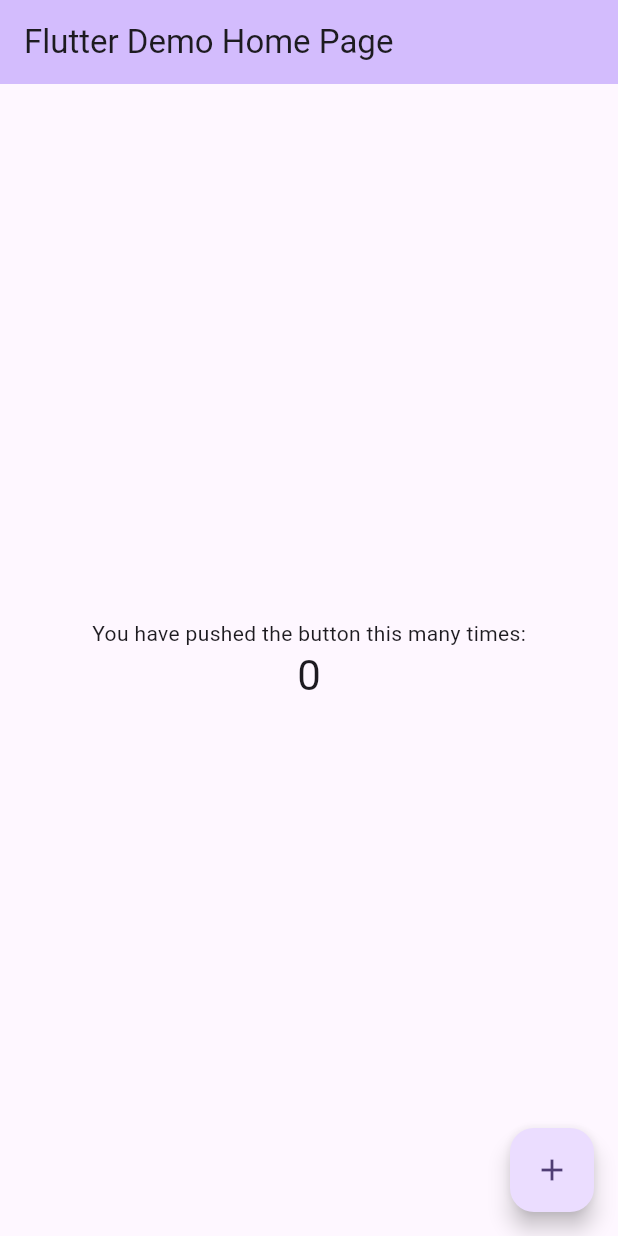
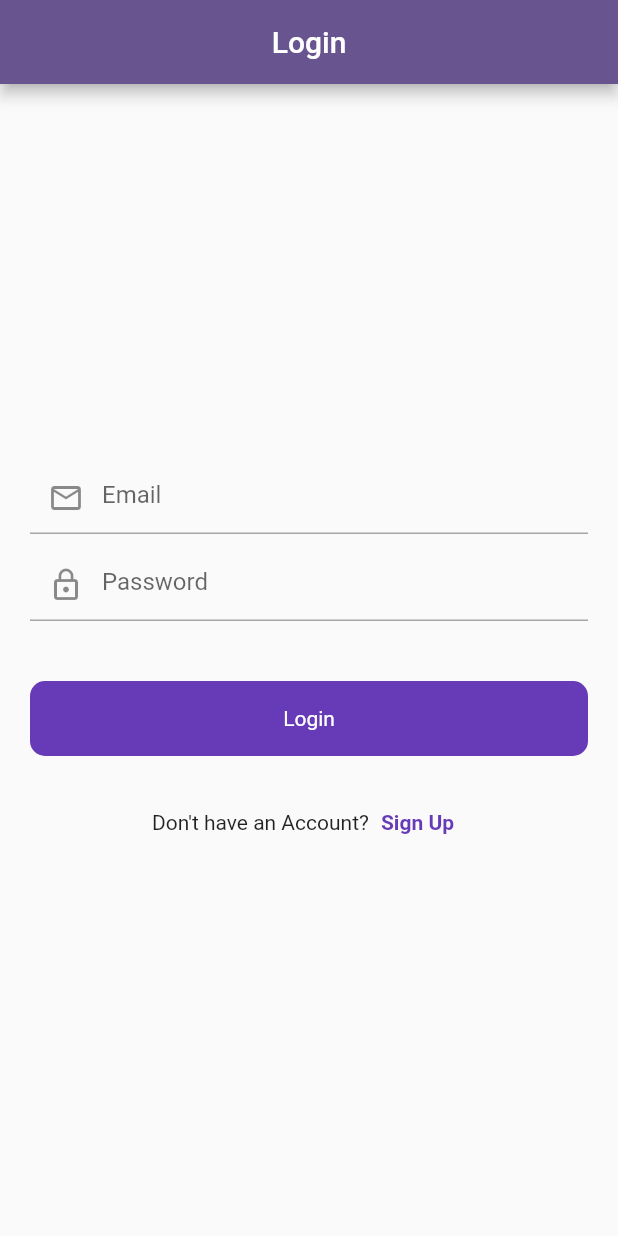
Before and after one commit to arslanbalochashu/flutter_firebase, a Flutter app: the screen it shows after launch, on a phone screen of 412 x 824 dp. Run offline on Flutter 3.47's test engine with Material 2 defaults, Android fonts, the phone set to English and light mode, and no system bars; our stand-ins replace firebase_auth, firebase_core, fluttertoast; accounts and stored records are empty.

Commit message:
completed firebase attachment and worked on login and sign up screen and many more

```diff
--- a/lib/main.dart
+++ b/lib/main.dart
@@ -1,6 +1,11 @@
+import 'package:firebase_core/firebase_core.dart';
 import 'package:flutter/material.dart';
+import 'package:flutter_firebase/ui/splash_screen.dart';
 
-void main() {
+void main() async {
+
+  WidgetsFlutterBinding.ensureInitialized();
+  await Firebase.initializeApp();
   runApp(const MyApp());
 }
 
@@ -12,114 +17,12 @@ class MyApp extends StatelessWidget {
   Widget build(BuildContext context) {
     return MaterialApp(
       title: 'Flutter Demo',
+      debugShowCheckedModeBanner: false,
       theme: ThemeData(
-        // This is the theme of your application.
-        //
-        // TRY THIS: Try running your application with "flutter run". You'll see
-        // the application has a blue toolbar. Then, without quitting the app,
-        // try changing the seedColor in the colorScheme below to Colors.green
-        // and then invoke "hot reload" (save your changes or press the "hot
-        // reload" button in a Flutter-supported IDE, or press "r" if you used
-        // the command line to start the app).
-        //
-        // Notice that the counter didn't reset back to zero; the application
-        // state is not lost during the reload. To reset the state, use hot
-        // restart instead.
-        //
-        // This works for code too, not just values: Most code changes can be
-        // tested with just a hot reload.
         colorScheme: ColorScheme.fromSeed(seedColor: Colors.deepPurple),
-        useMaterial3: true,
+
       ),
-      home: const MyHomePage(title: 'Flutter Demo Home Page'),
+      home: SplashScreen(),
     );
   }
 }
-
-class MyHomePage extends StatefulWidget {
-  const MyHomePage({super.key, required this.title});
-
-  // This widget is the home page of your application. It is stateful, meaning
-  // that it has a State object (defined below) that contains fields that affect
-  // how it looks.
-
-  // This class is the configuration for the state. It holds the values (in this
-  // case the title) provided by the parent (in this case the App widget) and
-  // used by the build method of the State. Fields in a Widget subclass are
-  // always marked "final".
-
-  final String title;
-
-  @override
-  State<MyHomePage> createState() => _MyHomePageState();
-}
-
-class _MyHomePageState extends State<MyHomePage> {
-  int _counter = 0;
-
-  void _incrementCounter() {
-    setState(() {
-      // This call to setState tells the Flutter framework that something has
-      // changed in this State, which causes it to rerun the build method below
-      // so that the display can reflect the updated values. If we changed
-      // _counter without calling setState(), then the build method would not be
-      // called again, and so nothing would appear to happen.
-      _counter++;
-    });
-  }
-
-  @override
-  Widget build(BuildContext context) {
-    // This method is rerun every time setState is called, for instance as done
-    // by the _incrementCounter method above.
-    //
-    // The Flutter framework has been optimized to make rerunning build methods
-    // fast, so that you can just rebuild anything that needs updating rather
-    // than having to individually change instances of widgets.
-    return Scaffold(
-      appBar: AppBar(
-        // TRY THIS: Try changing the color here to a specific color (to
-        // Colors.amber, perhaps?) and trigger a hot reload to see the AppBar
-        // change color while the other colors stay the same.
-        backgroundColor: Theme.of(context).colorScheme.inversePrimary,
-        // Here we take the value from the MyHomePage object that was created by
-        // the App.build method, and use it to set our appbar title.
-        title: Text(widget.title),
-      ),
-      body: Center(
-        // Center is a layout widget. It takes a single child and positions it
-        // in the middle of the parent.
-        child: Column(
-          // Column is also a layout widget. It takes a list of children and
-          // arranges them vertically. By default, it sizes itself to fit its
-          // children horizontally, and tries to be as tall as its parent.
-          //
-          // Column has various properties to control how it sizes itself and
-          // how it positions its children. Here we use mainAxisAlignment to
-          // center the children vertically; the main axis here is the vertical
-          // axis because Columns are vertical (the cross axis would be
-          // horizontal).
-          //
-          // TRY THIS: Invoke "debug painting" (choose the "Toggle Debug Paint"
-          // action in the IDE, or press "p" in the console), to see the
-          // wireframe for each widget.
-          mainAxisAlignment: MainAxisAlignment.center,
-          children: <Widget>[
-            const Text(
-              'You have pushed the button this many times:',
-            ),
-            Text(
-              '$_counter',
-              style: Theme.of(context).textTheme.headlineMedium,
-            ),
-          ],
-        ),
-      ),
-      floatingActionButton: FloatingActionButton(
-        onPressed: _incrementCounter,
-        tooltip: 'Increment',
-        child: const Icon(Icons.add),
-      ), // This trailing comma makes auto-formatting nicer for build methods.
-    );
-  }
-}
--- /dev/null
+++ b/lib/ui/auth/login_screen.dart
@@ -0,0 +1,150 @@
+import 'package:firebase_auth/firebase_auth.dart';
+import 'package:flutter/material.dart';
+import 'package:flutter/services.dart';
+import 'package:flutter_firebase/ui/auth/signup_screen.dart';
+import 'package:flutter_firebase/ui/posts/post_screen.dart';
+import 'package:flutter_firebase/utils/utils.dart';
+import 'package:flutter_firebase/widget/round_button.dart';
+
+class LoginScreen extends StatefulWidget {
+  const LoginScreen({Key? key}) : super(key: key);
+
+  @override
+  State<LoginScreen> createState() => _LoginScreenState();
+}
+
+class _LoginScreenState extends State<LoginScreen> {
+  bool loading = false ;
+  final _formKey = GlobalKey<FormState>();
+  final TextEditingController _emailController = TextEditingController();
+  final TextEditingController _passwordController = TextEditingController();
+
+  final _auth = FirebaseAuth.instance;
+  @override
+  void dispose() {
+    // TODO: implement dispose
+    super.dispose();
+
+    _emailController;
+    _passwordController;
+  }
+
+  void login() {
+    setState(() {
+      loading = true;
+    });
+    _auth
+        .signInWithEmailAndPassword(
+            email: _emailController.text.toString(),
+            password: _passwordController.text.toString())
+        .then((value) {
+      setState(() {
+        loading = false;
+      });
+          Utils().toastMessage('Login done');
+          Navigator.push(context, MaterialPageRoute(builder: (context) => const PostScreen()));
+    })
+        .onError((error, stackTrace) {
+      setState(() {
+        loading = false;
+      });
+          Utils().toastMessage(error.toString());
+    });
+  }
+
+  @override
+  Widget build(BuildContext context) {
+    return WillPopScope(
+      onWillPop: () async {
+        SystemNavigator.pop();
+        return true;
+      },
+      child: Scaffold(
+        appBar: AppBar(
+          automaticallyImplyLeading: false,
+          title: const Text('Login'),
+          centerTitle: true,
+        ),
+        body: Padding(
+          padding: const EdgeInsets.symmetric(horizontal: 20.0),
+          child: Column(
+            mainAxisAlignment: MainAxisAlignment.center,
+            children: [
+              Form(
+                key: _formKey,
+                child: Column(
+                  children: [
+                    TextFormField(
+                      controller: _emailController,
+                      keyboardType: TextInputType.emailAddress,
+                      validator: (value) {
+                        if (value!.isEmpty) {
+                          return 'Enter Email';
+                        }
+                        return null;
+                      },
+                      decoration: const InputDecoration(
+                        hintText: 'Email',
+                        prefixIcon: Icon(Icons.email_outlined),
+                      ),
+                    ),
+                    SizedBox(
+                      height: 10,
+                    ),
+                    TextFormField(
+                      controller: _passwordController,
+                      obscureText: true,
+                      validator: (value) {
+                        if (value!.isEmpty) {
+                          return 'Enter Password';
+                        }
+                        return null;
+                      },
+                      decoration: const InputDecoration(
+                        hintText: 'Password',
+                        prefixIcon: Icon(Icons.lock_outline),
+                      ),
+                    ),
+                    SizedBox(
+                      height: 40,
+                    ),
+                  ],
+                ),
+              ),
+              RoundButton(
+                loading: loading,
+                  title: 'Login',
+                  onPress: () {
+                    if (_formKey.currentState!.validate()) {
+                      login();
+                    }
+                  }),
+              SizedBox(
+                height: 20,
+              ),
+              Row(
+                mainAxisAlignment: MainAxisAlignment.center,
+                children: [
+                  const Text("Don't have an Account?"),
+                  TextButton(
+                      onPressed: () {
+                        Navigator.push(
+                            context,
+                            MaterialPageRoute(
+                                builder: (context) => const SignUpScreen()));
+                      },
+                      child: const Text(
+                        'Sign Up',
+                        style: TextStyle(
+                            color: Colors.deepPurple,
+                            fontWeight: FontWeight.bold),
+                      )),
+                ],
+              )
+            ],
+          ),
+        ),
+      ),
+    );
+  }
+}
--- /dev/null
+++ b/lib/widget/round_button.dart
@@ -0,0 +1,25 @@
+
+import 'package:flutter/material.dart';
+
+class RoundButton extends StatelessWidget {
+  final String title;
+  final VoidCallback onPress;
+  final bool loading;
+   const RoundButton({Key? key, required this.title, required this.onPress, this.loading = false}) : super(key: key);
+
+  @override
+  Widget build(BuildContext context) {
+    return InkWell(
+      onTap: onPress,
+      child: Container(
+        height: 50,
+        decoration: BoxDecoration(
+          color: Colors.deepPurple,
+          borderRadius: BorderRadius.circular(10),
+
+        ),
+        child: Center(child: loading ? CircularProgressIndicator(color: Colors.white,) :Text(title,style: const TextStyle(color: Colors.white),)),
+      ),
+    );
+  }
+}
--- a/pubspec.yaml
+++ b/pubspec.yaml
@@ -35,6 +35,11 @@ dependencies:
   # The following adds the Cupertino Icons font to your application.
   # Use with the CupertinoIcons class for iOS style icons.
   cupertino_icons: ^1.0.2
+  firebase_core: ^2.15.1
+  firebase_auth: ^4.8.0
+  cloud_firestore: ^4.9.0
+  firebase_storage: ^11.2.6
+  fluttertoast: ^8.2.2
 
 dev_dependencies:
   flutter_test:
```
Also changed, not shown: lib/firebase_services/splash_services.dart (added, +30 -0 lines), lib/ui/auth/signup_screen.dart (added, +117 -0 lines), lib/ui/posts/post_screen.dart (added, +46 -0 lines), lib/ui/splash_screen.dart (added, +28 -0 lines), lib/utils/utils.dart (added, +19 -0 lines), pubspec.lock, 6 other files.
